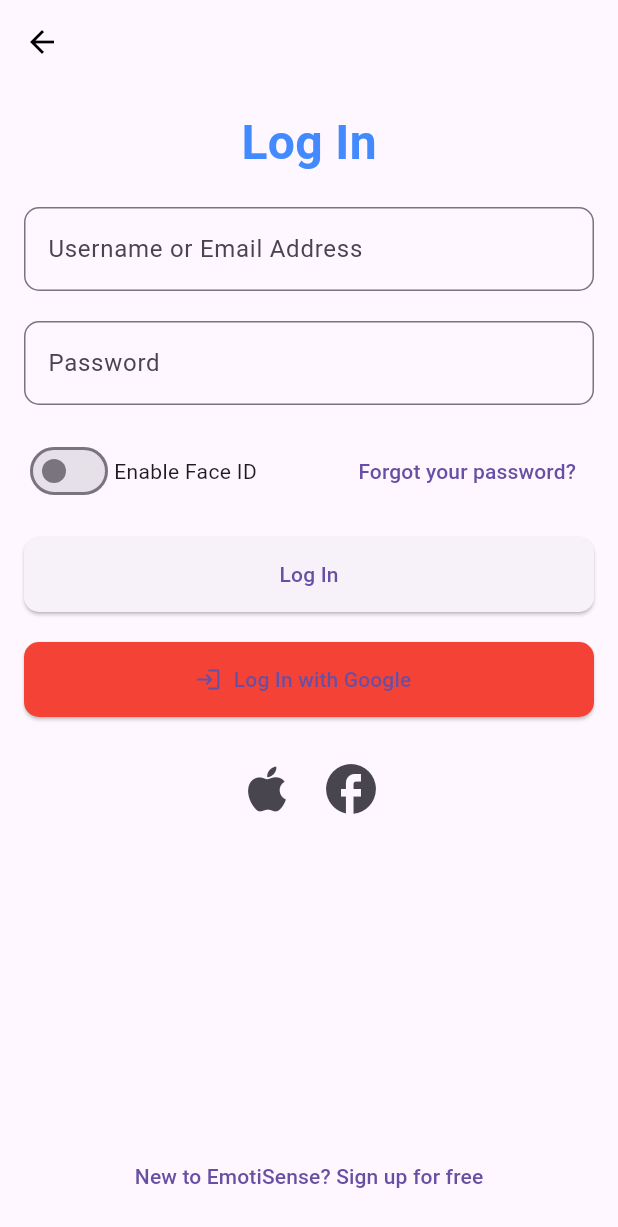
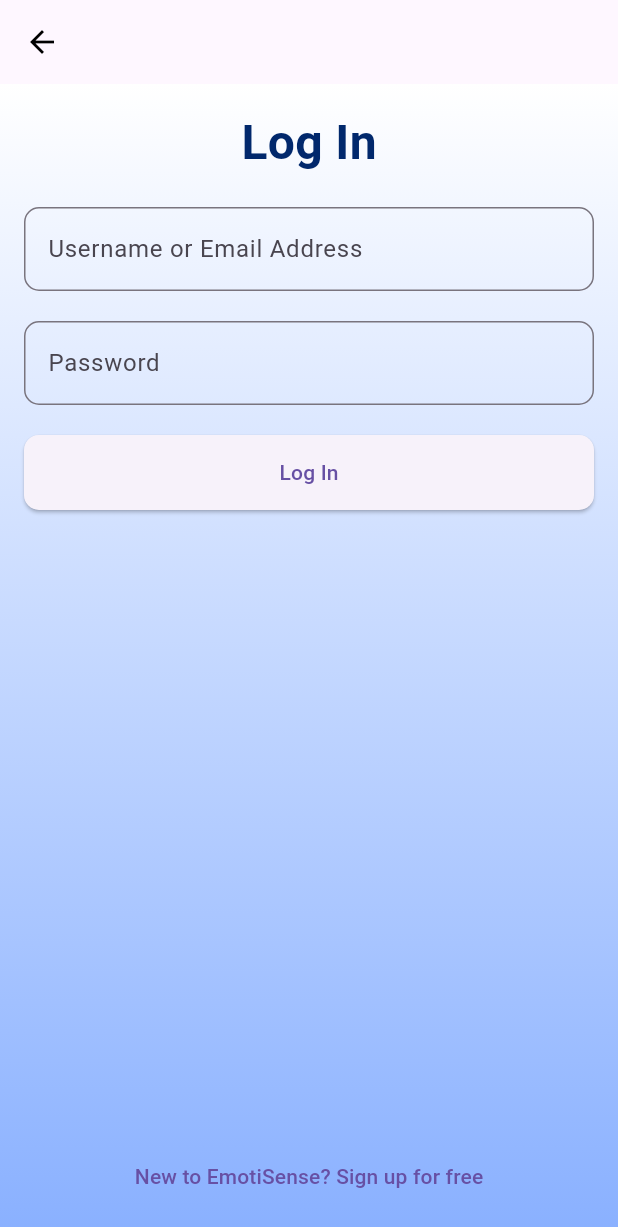
Before and after one commit to pherneaspherb/cc206_emoti_sense, a Flutter app: the screen it shows after launch, after a tap on "Log In", on a phone screen of 412 x 824 dp. Shown: the top 1227 px of the screen. Run offline on Flutter 3.47's test engine with Material 3 defaults, Android fonts, the light colour scheme and no system bars.

Commit message:
Updated placement and colors

```diff
--- a/lib/features/login.dart
+++ b/lib/features/login.dart
@@ -1,6 +1,5 @@
 import 'package:flutter/material.dart';
 import 'package:cc206_emoti_sense/features/sign_up.dart';
-
 
 class LoginScreen extends StatelessWidget {
   @override
@@ -11,22 +10,31 @@ class LoginScreen extends StatelessWidget {
         backgroundColor: Colors.transparent,
         elevation: 0,
       ),
-      body: Padding(
+      body: Container(
+        decoration: BoxDecoration(
+          gradient: LinearGradient(
+            colors: [
+              Color.fromARGB(255, 255, 255, 255),
+              Color.fromARGB(255, 137, 176, 255),
+            ],
+            begin: Alignment.topCenter,
+            end: Alignment.bottomCenter,
+          ),
+        ),
+        child: Padding(
           padding: const EdgeInsets.all(16.0),
           child: Column(
             mainAxisAlignment: MainAxisAlignment.center,
             children: [
-            // Log In Title
               Text(
                 'Log In',
                 style: TextStyle(
                   fontSize: 32,
                   fontWeight: FontWeight.bold,
-                color: Colors.blueAccent,
+                  color: const Color.fromARGB(255, 1, 40, 108),
                 ),
               ),
               SizedBox(height: 20),
-            // Username or Email Input
               TextField(
                 decoration: InputDecoration(
                   labelText: 'Username or Email Address',
@@ -36,7 +44,6 @@ class LoginScreen extends StatelessWidget {
                 ),
               ),
               SizedBox(height: 20),
-            // Password Input
               TextField(
                 obscureText: true,
                 decoration: InputDecoration(
@@ -47,24 +54,6 @@ class LoginScreen extends StatelessWidget {
                 ),
               ),
               SizedBox(height: 20),
-            // Remember Me and Forgot Password Row
-            Row(
-              mainAxisAlignment: MainAxisAlignment.spaceBetween,
-              children: [
-                Row(
-                  children: [
-                    Switch(value: false, onChanged: (bool value) {}),
-                    Text('Enable Face ID'),
-                  ],
-                ),
-                TextButton(
-                  onPressed: () {},
-                  child: Text('Forgot your password?'),
-                ),
-              ],
-            ),
-            SizedBox(height: 20),
-            // Log In Button
               ElevatedButton(
                 onPressed: () {
                   //for Dashboard
@@ -77,41 +66,7 @@ class LoginScreen extends StatelessWidget {
                   ),
                 ),
               ),
-            SizedBox(height: 20),
-            // Google Login Button
-            ElevatedButton.icon(
-              onPressed: () {
-                // Handle Google login
-              },
-              icon: Icon(Icons.login),
-              label: Text('Log In with Google'),
-              style: ElevatedButton.styleFrom(
-                minimumSize: Size(double.infinity, 50),
-                backgroundColor: Colors.red, // Google red color
-                shape: RoundedRectangleBorder(
-                  borderRadius: BorderRadius.circular(10),
-                ),
-              ),
-            ),
-            SizedBox(height: 20),
-            // Social Media Login Buttons
-            Row(
-              mainAxisAlignment: MainAxisAlignment.center,
-              children: [
-                IconButton(
-                  icon: Icon(Icons.apple),
-                  iconSize: 40,
-                  onPressed: () {},
-                ),
-                IconButton(
-                  icon: Icon(Icons.facebook),
-                  iconSize: 40,
-                  onPressed: () {},
-                ),
-              ],
-            ),
               Spacer(),
-            // Sign Up Prompt
               TextButton(
                 onPressed: () {
                   Navigator.push(
@@ -124,6 +79,7 @@ class LoginScreen extends StatelessWidget {
             ],
           ),
         ),
+      ),
     );
   }
 }
--- a/lib/features/welcome.dart
+++ b/lib/features/welcome.dart
@@ -6,25 +6,42 @@ class WelcomeScreen extends StatelessWidget {
   @override
   Widget build(BuildContext context) {
     return Scaffold(
-      body: Padding(
+      body: Container(
+        decoration: BoxDecoration(
+          gradient: LinearGradient(
+            colors: [
+              Color.fromARGB(255, 255, 255, 255),
+              Color.fromARGB(255, 137, 176, 255),
+            ],
+            begin: Alignment.topCenter,
+            end: Alignment.bottomCenter,
+          ),
+        ),
+        child: Padding(
           padding: const EdgeInsets.all(16.0),
           child: Column(
             mainAxisAlignment: MainAxisAlignment.center,
             children: [
               Spacer(),
-            // EmotiSense Logo
-            Center(
-              child: Text(
+              Column(
+                children: [
+                  Image.asset(
+                    'assets/logo.png',
+                    height: 100,
+                  ),
+                  SizedBox(height: 20),
+                  Text(
                     'EmotiSense',
                     style: TextStyle(
                       fontSize: 40,
                       fontWeight: FontWeight.bold,
-                  color: Colors.blueAccent,
-                ),
+                      fontFamily: 'Gotham Medium',
+                      color: const Color.fromARGB(255, 0, 11, 78),
                     ),
                   ),
                   SizedBox(height: 40),
-            // Sign Up & Log In Buttons
+                ],
+              ),
               ElevatedButton(
                 onPressed: () {
                   Navigator.push(
@@ -60,6 +77,7 @@ class WelcomeScreen extends StatelessWidget {
             ],
           ),
         ),
+      ),
     );
   }
 }
```
Also changed, not shown: lib/features/sign_up.dart (+61 -13 lines), pubspec.yaml (+10 -68 lines), assets/Gotham Bold.otf (added), assets/Gotham Medium.otf (added), assets/Gotham Regular.otf (added), assets/Gotham Thin.otf (added), assets/LOGOO.png (added), assets/logo.png (added). Lines whose indentation alone changed are shown as unchanged.
